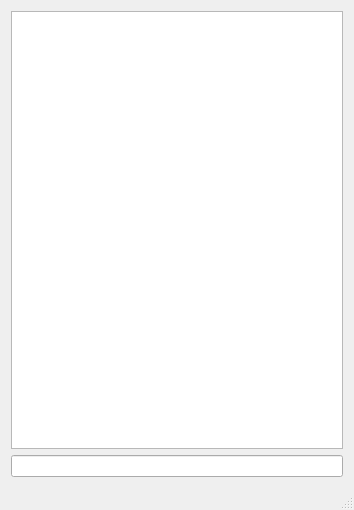
Before: the Qt Designer form mainwindow.ui in miaxon/cqtcontw, drawn with Qt 5.
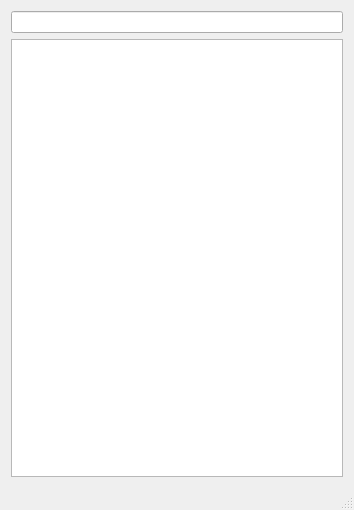
After: the same form once the commit is applied.

Commit message: magic templates

Diff of the .ui file:
```diff
--- a/mainwindow.ui
+++ b/mainwindow.ui
@@ -16,10 +16,10 @@
   <widget class="QWidget" name="centralWidget">
    <layout class="QVBoxLayout" name="verticalLayout">
     <item>
-     <widget class="QTableView" name="ls_menu"/>
+     <widget class="QLineEdit" name="le_filter"/>
     </item>
     <item>
-     <widget class="QLineEdit" name="le_filter"/>
+     <widget class="QTableView" name="ls_menu"/>
     </item>
    </layout>
   </widget>
```
The commit also changes 1 other file.
